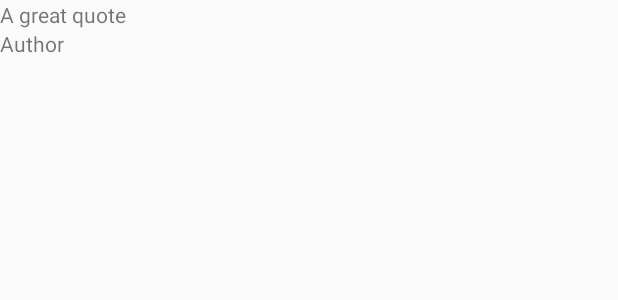
After one commit to BlackDrozd/QuoteEveryDay, an Android app: the layout page_fragment.xml on its own in the app's theme, with its tools: preview values and no code run, on a phone screen of 412 x 824 dp. The commit adds this screen. Shown: the top 300 px of the screen. Run offline under Robolectric (Android 15) with nearby library versions, the phone set to English and light mode, and no system bars.

Commit message:
added PageFragment

```diff
--- /dev/null
+++ b/app/src/main/res/layout/page_fragment.xml
@@ -0,0 +1,23 @@
+<?xml version="1.0" encoding="utf-8"?>
+
+
+<LinearLayout xmlns:android="http://schemas.android.com/apk/res/android"
+    android:layout_width="match_parent"
+    android:layout_height="wrap_content"
+    xmlns:tools="http://schemas.android.com/tools"
+    android:orientation="vertical">
+
+    <TextView
+        android:id="@+id/quote"
+        android:layout_width="wrap_content"
+        android:layout_height="wrap_content"
+        tools:text="A great quote" />
+
+
+    <TextView
+        android:id="@+id/author"
+        android:layout_width="wrap_content"
+        android:layout_height="wrap_content"
+        tools:text="Author" />
+
+</LinearLayout>
```
Also changed, not shown: app/src/main/java/com/somewhere/quoteeveryday/MainActivity.java (+0 -11 lines), app/src/main/java/com/somewhere/quoteeveryday/models/PageFragment.java (added, +62 -0 lines), app/src/main/res/layout/activity_main.xml (+0 -27 lines).
